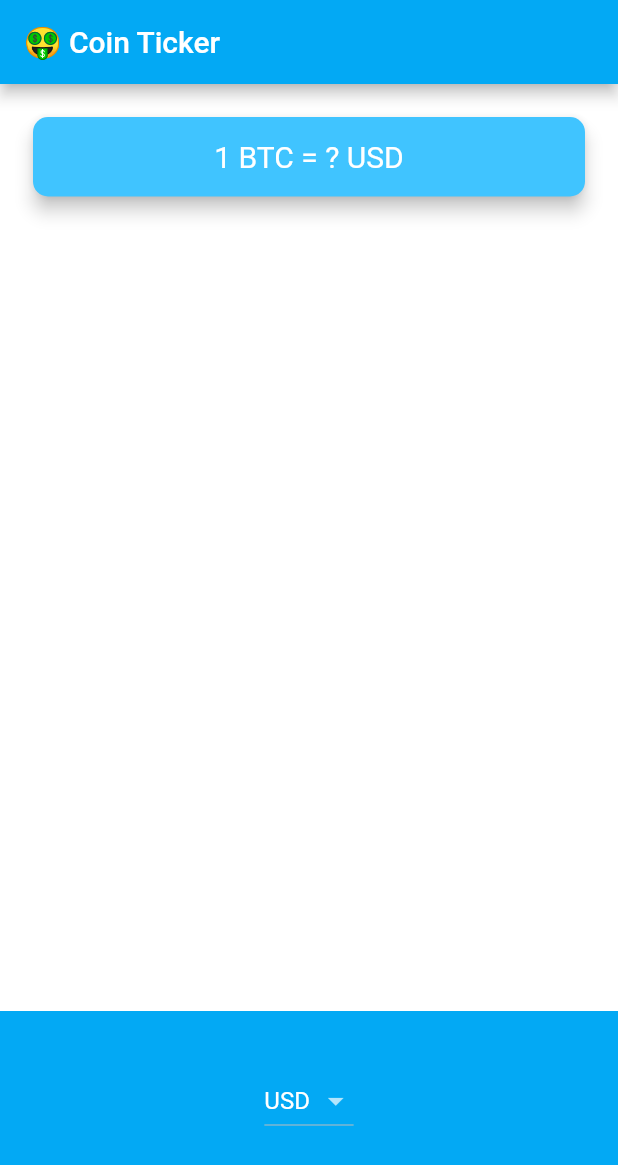
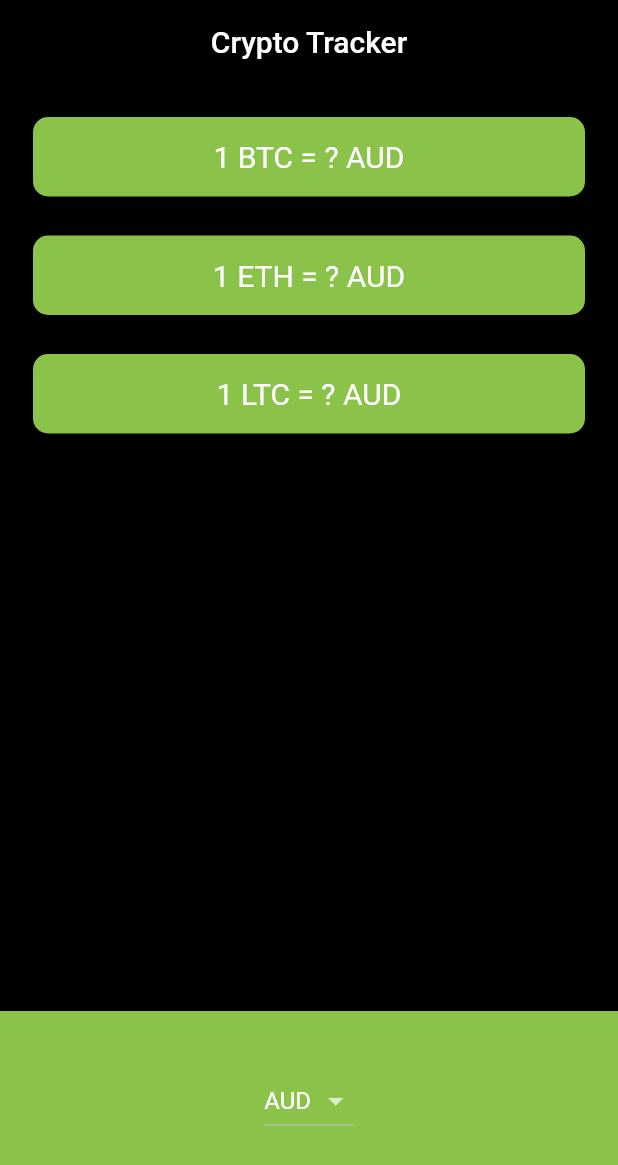
Before and after one commit to shashwat2910/bitcoin-ticker, a Flutter app: the screen it shows after launch, on a phone screen of 412 x 824 dp. Shown: the top 1165 px of the screen. Run offline on Flutter 3.47's test engine with Material 2 defaults, Android fonts, the phone set to English and light mode, and no system bars; network calls fail.

Commit message:
project done

```diff
--- a/bitcointicker/lib/coin_data.dart
+++ b/bitcointicker/lib/coin_data.dart
@@ -1,3 +1,7 @@
+import 'dart:convert';
+import 'package:http/http.dart' as http;
+import 'secret/hidden.dart';
+
 const List<String> currenciesList = [
   'AUD',
   'BRL',
@@ -22,10 +26,26 @@ const List<String> currenciesList = [
   'ZAR'
 ];
 
-const List<String> cryptoList = [
-  'BTC',
-  'ETH',
-  'LTC',
-];
+const List<String> cryptoList = ['BTC', 'ETH', 'LTC'];
 
-class CoinData {}
+const coinAPIURL = 'https://rest.coinapi.io/v1/exchangerate';
+
+class CoinData {
+  Future getCoinData(String selectedCurrency) async {
+    Map<String, String> cryptoPrices = {};
+    for (String crypto in cryptoList) {
+      String requestURL =
+          '$coinAPIURL/$crypto/$selectedCurrency?apikey=$apiKey';
+      http.Response response = await http.get(requestURL);
+      if (response.statusCode == 200) {
+        var decodedData = jsonDecode(response.body);
+        double price = decodedData['rate'];
+        cryptoPrices[crypto] = price.toStringAsFixed(0);
+      } else {
+        print(response.statusCode);
+        throw 'Problem with the get request';
+      }
+    }
+    return cryptoPrices;
+  }
+}
--- a/bitcointicker/lib/price_screen.dart
+++ b/bitcointicker/lib/price_screen.dart
@@ -1,5 +1,7 @@
 import 'package:flutter/material.dart';
+import 'package:flutter/cupertino.dart';
 import 'coin_data.dart';
+import 'dart:io' show Platform;
 
 class PriceScreen extends StatefulWidget {
   @override
@@ -7,34 +9,132 @@ class PriceScreen extends StatefulWidget {
 }
 
 class _PriceScreenState extends State<PriceScreen> {
-  String selectedCurrency = "USD";
-  List<DropdownMenuItem> getDropdownItems() {
+  String selectedCurrency = 'AUD';
+
+  DropdownButton<String> androidDropdown() {
     List<DropdownMenuItem<String>> dropdownItems = [];
-    for (int i = 0; i < currenciesList.length; i++) {
-      String currency = currenciesList[i];
+    for (String currency in currenciesList) {
       var newItem = DropdownMenuItem(
         child: Text(currency),
         value: currency,
       );
       dropdownItems.add(newItem);
     }
-    return dropdownItems;
+
+    return DropdownButton<String>(
+      value: selectedCurrency,
+      items: dropdownItems,
+      onChanged: (value) {
+        setState(() {
+          selectedCurrency = value;
+          getData();
+        });
+      },
+    );
+  }
+
+  CupertinoPicker iOSPicker() {
+    List<Text> pickerItems = [];
+    for (String currency in currenciesList) {
+      pickerItems.add(Text(currency));
+    }
+
+    return CupertinoPicker(
+      backgroundColor: Colors.lightBlue,
+      itemExtent: 32.0,
+      onSelectedItemChanged: (selectedIndex) {
+        setState(() {
+          selectedCurrency = currenciesList[selectedIndex];
+          getData();
+        });
+      },
+      children: pickerItems,
+    );
+  }
+
+  Map<String, String> coinValues = {};
+  bool isWaiting = false;
+
+  void getData() async {
+    isWaiting = true;
+    try {
+      var data = await CoinData().getCoinData(selectedCurrency);
+      isWaiting = false;
+      setState(() {
+        coinValues = data;
+      });
+    } catch (e) {
+      print(e);
+    }
+  }
+
+  @override
+  void initState() {
+    super.initState();
+    getData();
+  }
+
+  Column makeCards() {
+    List<CryptoCard> cryptoCards = [];
+    for (String crypto in cryptoList) {
+      cryptoCards.add(
+        CryptoCard(
+          cryptoCurrency: crypto,
+          selectedCurrency: selectedCurrency,
+          value: isWaiting ? '?' : coinValues[crypto],
+        ),
+      );
+    }
+    return Column(
+      crossAxisAlignment: CrossAxisAlignment.stretch,
+      children: cryptoCards,
+    );
   }
 
   @override
   Widget build(BuildContext context) {
     return Scaffold(
+      backgroundColor: Colors.black,
       appBar: AppBar(
-        title: Text('🤑 Coin Ticker'),
+        centerTitle: true,
+        backgroundColor: Colors.black,
+        title: Text('Crypto Tracker'),
       ),
       body: Column(
         mainAxisAlignment: MainAxisAlignment.spaceBetween,
         crossAxisAlignment: CrossAxisAlignment.stretch,
         children: <Widget>[
-          Padding(
+          makeCards(),
+          Container(
+            height: 150.0,
+            alignment: Alignment.center,
+            padding: EdgeInsets.only(bottom: 30.0),
+            color: Colors.lightGreen,
+            child: Platform.isIOS ? iOSPicker() : androidDropdown(),
+          ),
+        ],
+      ),
+    );
+  }
+}
+
+class CryptoCard extends StatelessWidget {
+  const CryptoCard({
+    this.value,
+    this.selectedCurrency,
+    this.cryptoCurrency,
+  });
+
+  final String value;
+  final String selectedCurrency;
+  final String cryptoCurrency;
+
+  @override
+  Widget build(BuildContext context) {
+    return Padding(
       padding: EdgeInsets.fromLTRB(18.0, 18.0, 18.0, 0),
       child: Card(
-              color: Colors.lightBlueAccent,
+        color: Colors.lightGreen,
         elevation: 5.0,
         shape: RoundedRectangleBorder(
           borderRadius: BorderRadius.circular(10.0),
@@ -42,7 +142,7 @@ class _PriceScreenState extends State<PriceScreen> {
         child: Padding(
           padding: EdgeInsets.symmetric(vertical: 15.0, horizontal: 28.0),
           child: Text(
-                  '1 BTC = ? USD',
+            '1 $cryptoCurrency = $value $selectedCurrency',
             textAlign: TextAlign.center,
             style: TextStyle(
               fontSize: 20.0,
@@ -51,24 +151,6 @@ class _PriceScreenState extends State<PriceScreen> {
           ),
         ),
       ),
-          ),
-          Container(
-            height: 150.0,
-            alignment: Alignment.center,
-            padding: EdgeInsets.only(bottom: 30.0),
-            color: Colors.lightBlue,
-            child: DropdownButton<String>(
-              value: selectedCurrency,
-              items: getDropdownItems(),
-              onChanged: (value) {
-                setState(() {
-                  selectedCurrency = value;
-                });
-              },
-            ),
-          ),
-        ],
-      ),
     );
   }
 }
--- a/bitcointicker/lib/secret/hidden.dart
+++ b/bitcointicker/lib/secret/hidden.dart
@@ -0,0 +1 @@
+final String apiKey = "28FB7C52-E8DD-4898-8328-C52EA77DD3DD";
--- a/bitcointicker/pubspec.yaml
+++ b/bitcointicker/pubspec.yaml
@@ -21,6 +21,7 @@ environment:
   sdk: ">=2.7.0 <3.0.0"
 
 dependencies:
+  http: ^0.12.2
   flutter:
     sdk: flutter
 
```
Also changed, not shown: bitcointicker/pubspec.lock. Lines whose indentation alone changed are shown as unchanged.
